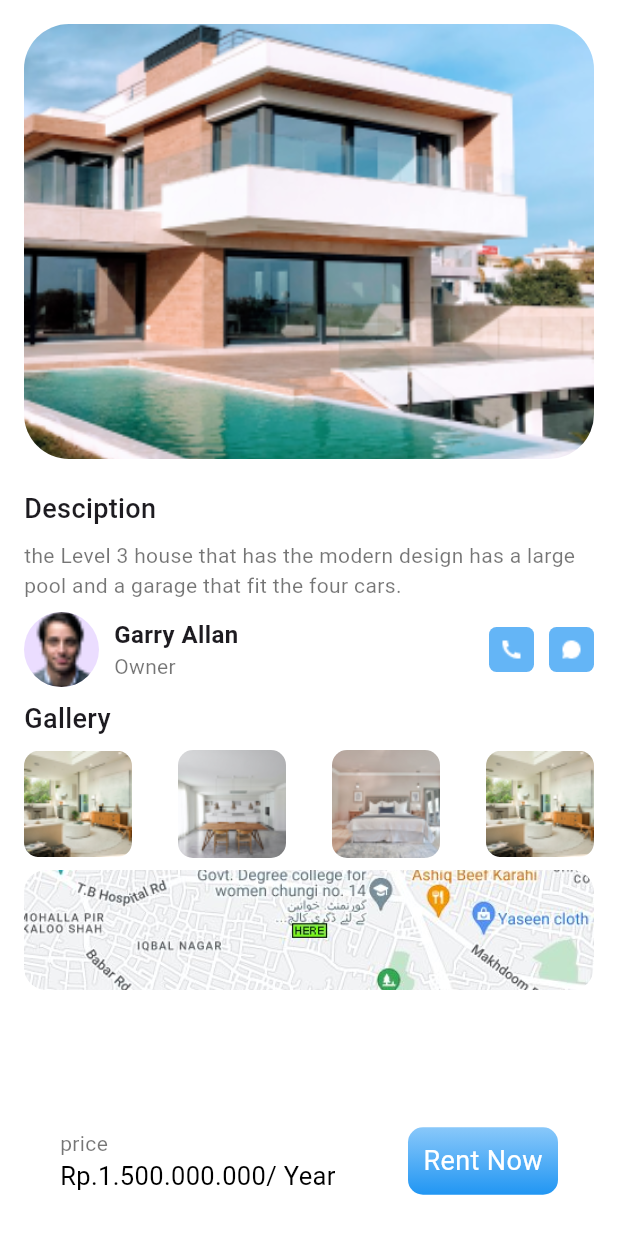
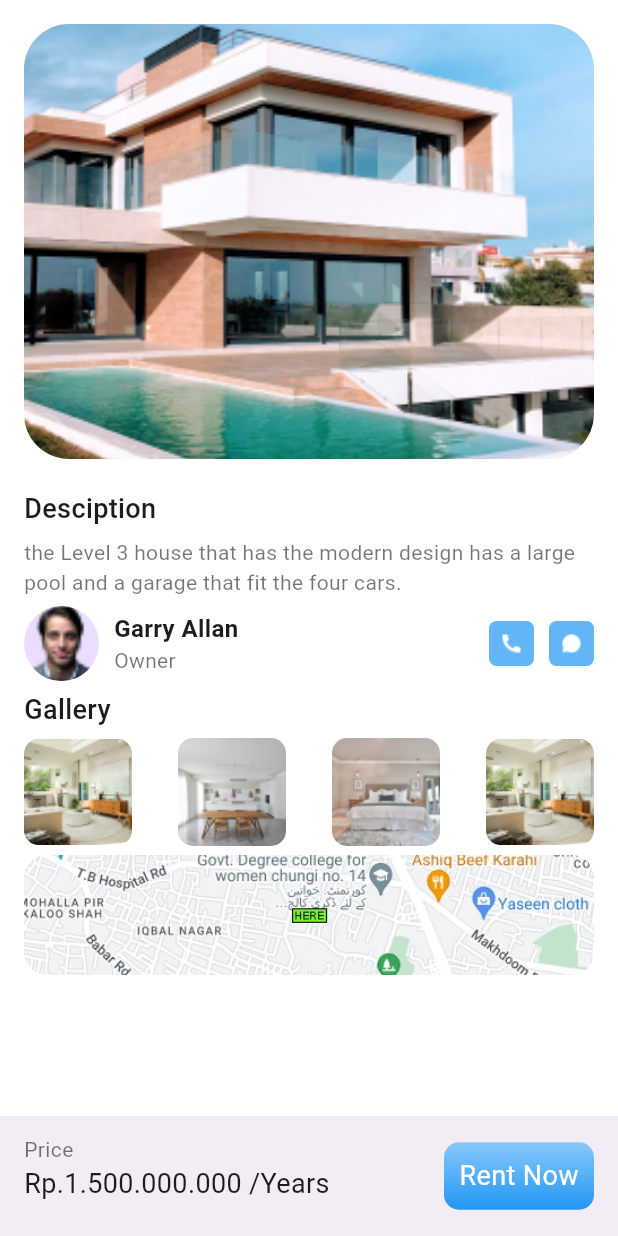
Before and after one commit to mohidhafeez/real_estate_app, a Flutter app: the Screen screen opened directly, on a phone screen of 412 x 824 dp. Run offline on Flutter 3.47's test engine with Material 2 defaults, Android fonts, the phone set to English and light mode, and no system bars.

```diff
--- a/lib/screen.dart
+++ b/lib/screen.dart
@@ -2,6 +2,7 @@ import 'dart:ui';
 
 import 'package:flutter/material.dart';
 import 'package:real_estate/utilities/bottom_navigation_bar.dart';
+
 import 'package:real_estate/utilities/row_tile.dart';
 
 class Screen extends StatelessWidget {
@@ -11,13 +12,10 @@ class Screen extends StatelessWidget {
 
   @override
   Widget build(BuildContext context) {
-    return Scaffold(
+    return SafeArea(
+      child: Scaffold(
         backgroundColor: Colors.white,
-      bottomNavigationBar: BottomAppBar(
-        color: Colors.white,
-        height: 100,
-        child: CustomNavigtorBar(price: "Rp.1.500.000.000/ Year"),
-      ),
+        bottomNavigationBar: CustomBottomNavigationBar(),
         body: Padding(
           padding: const EdgeInsets.only(top: 16.0, right: 16, left: 16),
           child: Stack(
@@ -39,16 +37,16 @@ class Screen extends StatelessWidget {
                   crossAxisAlignment: CrossAxisAlignment.start,
                   children: [
                     const Text("Desciption",
-                      style:
-                          TextStyle(fontSize: 18, fontWeight: FontWeight.w500)),
+                        style: TextStyle(
+                            fontSize: 18, fontWeight: FontWeight.w500)),
                     const SizedBox(
-                    height: 8,
+                      height: 6,
                     ),
                     const Text(
                         "the Level 3 house that has the modern design has a large pool and a garage that fit the four cars.",
                         style: TextStyle(color: Colors.black54)),
                     const SizedBox(
-                    height: 8,
+                      height: 6,
                     ),
                     Row(
                       mainAxisAlignment: MainAxisAlignment.spaceBetween,
@@ -69,7 +67,8 @@ class Screen extends StatelessWidget {
                                 Text(
                                   'Garry Allan',
                                   style: TextStyle(
-                                    fontWeight: FontWeight.bold, fontSize: 16),
+                                      fontWeight: FontWeight.bold,
+                                      fontSize: 16),
                                 ),
                                 Text('Owner',
                                     style: TextStyle(color: Colors.black54)),
@@ -103,14 +102,15 @@ class Screen extends StatelessWidget {
                       ],
                     ),
                     const SizedBox(
-                    height: 8,
+                      height: 6,
                     ),
                     const Text(
                       "Gallery",
-                    style: TextStyle(fontSize: 18, fontWeight: FontWeight.w500),
+                      style:
+                          TextStyle(fontSize: 18, fontWeight: FontWeight.w500),
                     ),
                     const SizedBox(
-                    height: 8,
+                      height: 6,
                     ),
                     const Row(
                       mainAxisAlignment: MainAxisAlignment.spaceBetween,
@@ -128,7 +128,7 @@ class Screen extends StatelessWidget {
                       ],
                     ),
                     const SizedBox(
-                    height: 8,
+                      height: 6,
                     ),
                     SizedBox(
                       height: 80,
@@ -147,6 +147,7 @@ class Screen extends StatelessWidget {
             ],
           ),
         ),
+      ),
     );
   }
 }
--- a/lib/utilities/bottom_navigation_bar.dart
+++ b/lib/utilities/bottom_navigation_bar.dart
@@ -1,34 +1,28 @@
 import 'package:flutter/material.dart';
 import 'package:real_estate/utilities/main_button.dart';
 
-class CustomNavigtorBar extends StatelessWidget {
-  final String price;
-  const CustomNavigtorBar({super.key, required this.price});
-
+class CustomBottomNavigationBar extends StatelessWidget {
   @override
   Widget build(BuildContext context) {
-    return BottomAppBar(
-      color: Colors.white,
-      elevation: 0,
-      child: Padding(
-        padding: const EdgeInsets.only(right: 8, left: 8),
+    return const BottomAppBar(
       child: Row(
         mainAxisAlignment: MainAxisAlignment.spaceBetween,
         children: [
           Column(
-              mainAxisAlignment: MainAxisAlignment.center,
             crossAxisAlignment: CrossAxisAlignment.start,
             children: [
               Text(
-                  "price",
+                'Price',
                 style: TextStyle(color: Colors.black54),
               ),
-                Text(price, style: TextStyle(color: Colors.black, fontSize: 17))
+              Text(
+                'Rp.1.500.000.000 /Years',
+                style: TextStyle(fontSize: 18),
+              )
             ],
           ),
-            MainButton(text: "Rent Now")
+          MainButton(text: 'Rent Now')
         ],
-        ),
       ),
     );
   }
```
Lines whose indentation alone changed are shown as unchanged.
